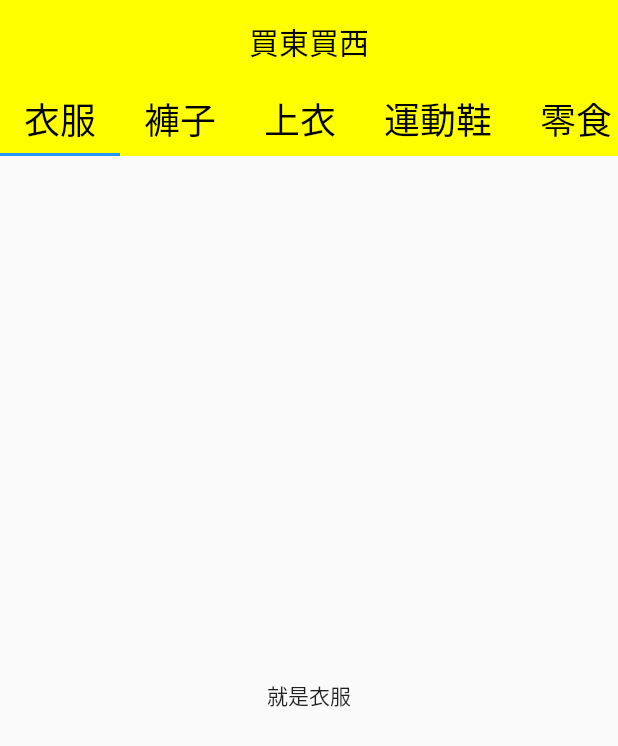
After one commit to William-Weng/Flutter-First-App, a Flutter app: the AdvertPage screen opened directly, on a phone screen of 412 x 824 dp. The commit adds this screen. Shown: the top 746 px of the screen. Run offline on Flutter 3.47's test engine with Material 2 defaults, Android fonts, the phone set to English and light mode, and no system bars; our stand-ins replace url_launcher_web; Roboto replaces fonts that are missing (OpenHuninn).

Commit message:
加上Tabbar

```diff
--- /dev/null
+++ b/lib/page/advert/advertPage.dart
@@ -0,0 +1,72 @@
+import 'package:flutter/material.dart';
+
+import '/utility/setting.dart';
+
+class AdvertPage extends StatefulWidget {
+  final String title;
+  const AdvertPage({Key? key, required this.title}) : super(key: key);
+
+  @override
+  State<AdvertPage> createState() => _AdvertPageState();
+}
+
+class _AdvertPageState extends State<AdvertPage> {
+  late List<Tab> _tabList;
+  late List<Widget> _tabViewList;
+
+  @override
+  void initState() {
+    super.initState();
+    _tabList = tabsMaker();
+    _tabViewList = tabsWidgetMaker();
+  }
+
+  @override
+  Widget build(BuildContext context) {
+    return DefaultTabController(
+      length: _tabList.length,
+      child: Scaffold(
+        appBar: AppBar(
+          backgroundColor: Colors.yellowAccent,
+          elevation: 0,
+          title: Text(
+            widget.title,
+            style: const TextStyle(
+              color: Colors.black,
+            ),
+          ),
+          centerTitle: true,
+          bottom: TabBar(
+            tabs: _tabList,
+            indicatorColor: Colors.blue,
+            isScrollable: true,
+          ),
+        ),
+        body: TabBarView(children: _tabViewList),
+      ),
+    );
+  }
+
+  List<Tab> tabsMaker() {
+    final tabs = sampleTabModels.map(
+      (model) {
+        final tab = Text(
+          model.tabModel.title,
+          style: TextStyle(
+            fontSize: 24,
+            color: model.tabModel.color,
+          ),
+        );
+
+        return Tab(child: tab);
+      },
+    ).toList();
+
+    return tabs;
+  }
+
+  List<Widget> tabsWidgetMaker() {
+    final bodies = sampleTabModels.map((model) => model.body).toList();
+    return bodies;
+  }
+}
--- a/lib/page/profile/profileDetailPage.dart
+++ b/lib/page/profile/profileDetailPage.dart
@@ -1,7 +1,7 @@
 import 'package:flutter/material.dart';
 import 'package:url_launcher/url_launcher_string.dart';
 
-import '/utility/model.dart';
+import '../../utility/model/bottomNavigationBarItemModel.dart';
 import '/utility/utility.dart';
 
 class ProfileDetailPage extends StatefulWidget {
--- a/lib/page/profile/profilePage.dart
+++ b/lib/page/profile/profilePage.dart
@@ -7,7 +7,7 @@ import '/utility/constant.dart';
 import '/utility/global.dart';
 import '/utility/transition.dart';
 import '/utility/widget/searchBar.dart';
-import '/utility/model.dart';
+import '../../utility/model/bottomNavigationBarItemModel.dart';
 import '/utility/utility.dart';
 import '/utility/extension.dart';
 import '/utility/widget/progressIndicator.dart';
@@ -267,19 +267,24 @@ class _ProfilePageState extends State<ProfilePage> {
           child: const Icon(Icons.arrow_upward),
         ),
       ),
+      // https://blog.logrocket.com/how-to-add-navigation-drawer-flutter/
+      //endDrawer: ,
       drawer: Drawer(
         backgroundColor: Colors.yellow.shade200,
         child: ListView(
           children: [
-            DrawerHeader(
+            const DrawerHeader(
               padding: EdgeInsets.zero,
-              decoration: const BoxDecoration(
+              decoration: BoxDecoration(
                 color: Colors.blue,
+                image: DecorationImage(
+                  image: AssetImage(
+                    './lib/assets/images/menu.jpg',
+                  ),
+                  fit: BoxFit.cover,
+                ),
               ),
-              child: Utility.shared.assetImage(
-                './lib/assets/images/menu.jpg',
-                fit: BoxFit.cover,
-              ),
+              child: null,
             ),
             Card(
               child: ListTile(
--- a/lib/utility/global.dart
+++ b/lib/utility/global.dart
@@ -1,4 +1,4 @@
-import 'package:flutter_first_app/utility/model.dart';
+import 'package:flutter_first_app/utility/model/bottomNavigationBarItemModel.dart';
 
 class Global {
   static List<Sample> sampleList = [];
--- /dev/null
+++ b/lib/utility/model/sampleDefaultTabModel.dart
@@ -0,0 +1,20 @@
+import 'package:flutter/material.dart';
+
+class SampleDefaultTabModel {
+  TabModel tabModel;
+  Widget body;
+
+  SampleDefaultTabModel({required this.tabModel, required this.body});
+}
+
+class TabModel {
+  String title;
+  Color? color;
+  Color? backgroundColor;
+
+  TabModel({
+    required this.title,
+    this.color = Colors.black,
+    this.backgroundColor = Colors.white,
+  });
+}
--- a/lib/utility/setting.dart
+++ b/lib/utility/setting.dart
@@ -1,8 +1,10 @@
 import 'package:flutter/material.dart';
+import 'package:flutter_first_app/page/advert/advertPage.dart';
 
 import '/page/home/homePage.dart';
 import '/page/profile/profilePage.dart';
-import '/utility/model.dart';
+import 'model/bottomNavigationBarItemModel.dart';
+import 'model/sampleDefaultTabModel.dart';
 
 // MARK: - TabBar的資訊
 final List<BottomNavigationBarItemModel> tabBarItems = [
@@ -14,4 +16,54 @@ final List<BottomNavigationBarItemModel> tabBarItems = [
     item: const BottomNavigationBarItem(icon: Icon(Icons.home), label: '滾動列表'),
     body: const ProfilePage(title: '角落生物'),
   ),
+  BottomNavigationBarItemModel(
+    item: const BottomNavigationBarItem(icon: Icon(Icons.pages), label: '左右分頁'),
+    body: const AdvertPage(title: '買東買西'),
+  ),
 ];
+
+final List<SampleDefaultTabModel> sampleTabModels = [
+  SampleDefaultTabModel(
+    tabModel: TabModel(
+        title: "衣服", color: Colors.black, backgroundColor: Colors.white),
+    body: const Center(
+      child: Text('就是衣服'),
+    ),
+  ),
+  SampleDefaultTabModel(
+    tabModel: TabModel(title: "褲子"),
+    body: const Center(
+      child: Text('就是衣服'),
+    ),
+  ),
+  SampleDefaultTabModel(
+    tabModel: TabModel(title: "上衣"),
+    body: const Center(
+      child: Text('就是衣服'),
+    ),
+  ),
+  SampleDefaultTabModel(
+    tabModel: TabModel(title: "運動鞋"),
+    body: const Center(
+      child: Text('就是衣服'),
+    ),
+  ),
+  SampleDefaultTabModel(
+    tabModel: TabModel(title: "零食"),
+    body: const Center(
+      child: Text('就是衣服'),
+    ),
+  ),
+  SampleDefaultTabModel(
+    tabModel: TabModel(title: "3C"),
+    body: const Center(
+      child: Text('就是衣服'),
+    ),
+  ),
+  SampleDefaultTabModel(
+    tabModel: TabModel(title: "電器"),
+    body: const Center(
+      child: Text('就是衣服'),
+    ),
+  ),
+];
```
Also changed, not shown: lib/utility/model/bottomNavigationBarItemModel.dart (renamed from lib/utility/model.dart).
